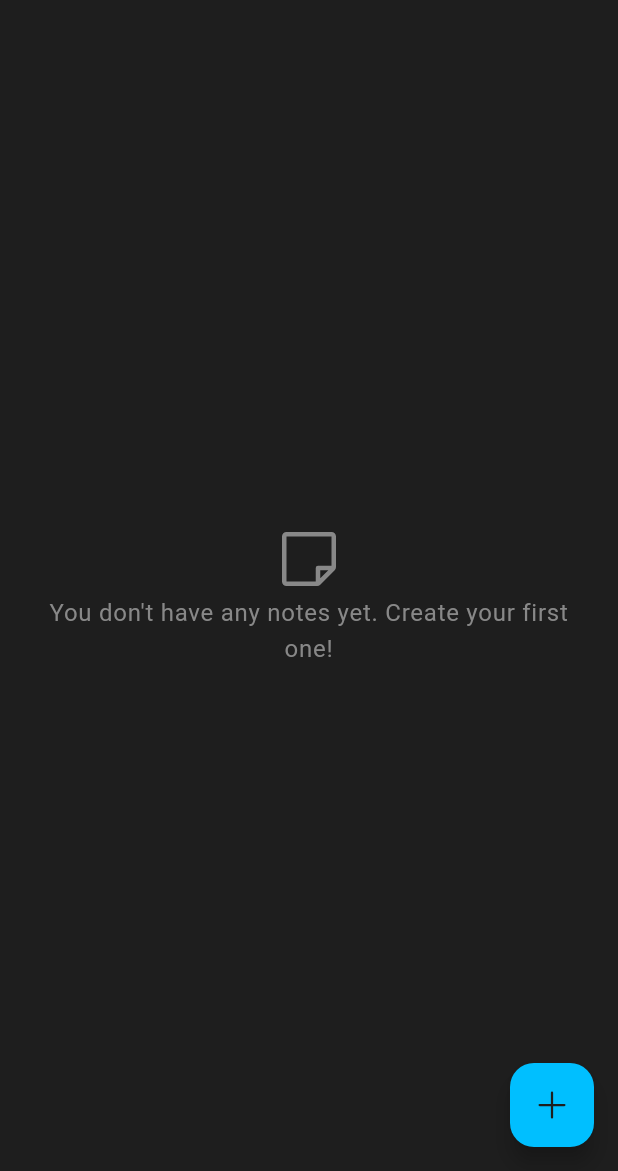
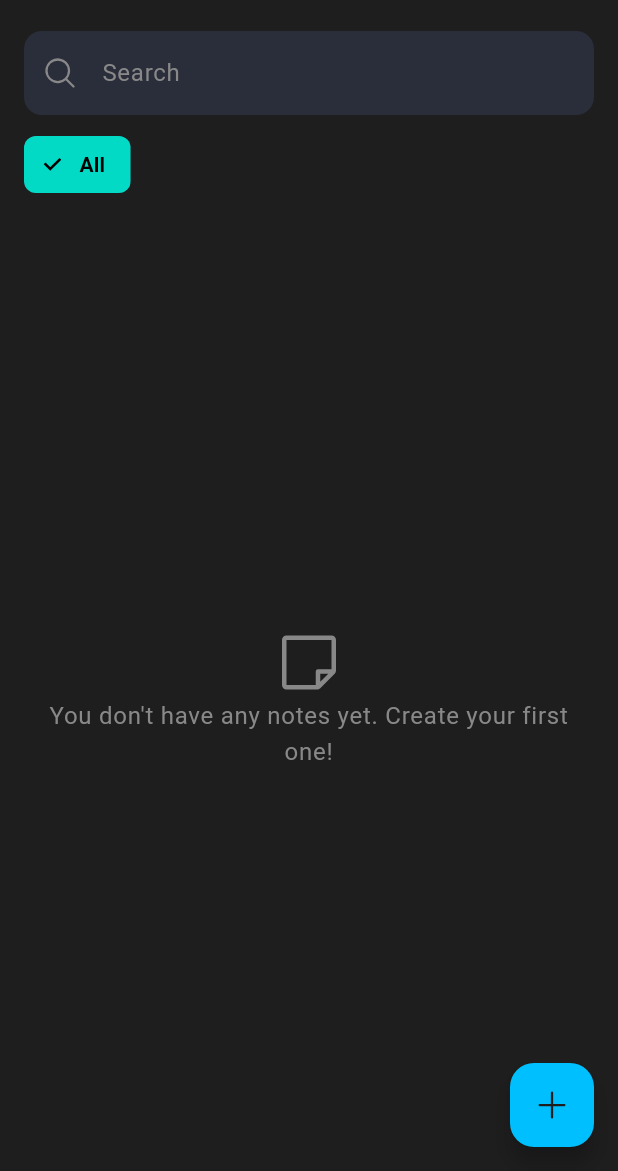
Before and after one commit to MatviiU/dev_jot, a Flutter app: the screen it shows once a user with an empty profile is signed in, on a phone screen of 412 x 824 dp, the part 65-1236 px from its top. Run offline on Flutter 3.47's test engine with Material 3 defaults, Android fonts, the phone set to English and light mode, and no system bars; our stand-ins replace cloud_firestore, equatable, firebase_auth, firebase_core, flutter_bloc, get_it and 3 more; accounts and stored records are empty; generated files the repository leaves out were written again.

Commit message:
feat(notes): complete core features with search and filtering

```diff
--- a/lib/features/notes/presentation/bloc/notes_event.dart
+++ b/lib/features/notes/presentation/bloc/notes_event.dart
@@ -10,7 +10,7 @@ sealed class NotesEvent extends Equatable {
 final class LoadNotes extends NotesEvent {}
 
 final class NotesUpdated extends NotesEvent {
-  const NotesUpdated(this.notes);
+  const NotesUpdated({required this.notes});
 
   final List<Note> notes;
 
@@ -42,6 +42,24 @@ final class UpdateNoteRequested extends NotesEvent {
   List<Object?> get props => [note];
 }
 
+final class TagSelected extends NotesEvent {
+  const TagSelected(this.tag);
+
+  final String? tag;
+
+  @override
+  List<Object?> get props => [tag];
+}
+
+final class SearchQueryChanged extends NotesEvent {
+  const SearchQueryChanged(this.query);
+
+  final String query;
+
+  @override
+  List<Object?> get props => [query];
+}
+
 final class DeleteNoteRequested extends NotesEvent {
   const DeleteNoteRequested(this.noteId);
 
--- a/lib/features/notes/presentation/bloc/notes_state.dart
+++ b/lib/features/notes/presentation/bloc/notes_state.dart
@@ -12,12 +12,35 @@ final class NotesInitial extends NotesState {}
 final class NotesLoading extends NotesState {}
 
 final class NotesLoaded extends NotesState {
-  const NotesLoaded(this.notes);
+  const NotesLoaded({
+    this.notes = const [],
+    this.filteredNotes = const [],
+    this.searchQuery = '',
+    this.selectedTag,
+  });
 
   final List<Note> notes;
+  final List<Note> filteredNotes;
+  final String searchQuery;
+  final String? selectedTag;
+
+  NotesLoaded copyWith({
+    List<Note>? notes,
+    List<Note>? filteredNotes,
+    String? searchQuery,
+    String? selectedTag,
+    bool clearSelectedTag = false,
+  }) {
+    return NotesLoaded(
+      notes: notes ?? this.notes,
+      filteredNotes: filteredNotes ?? this.filteredNotes,
+      searchQuery: searchQuery ?? this.searchQuery,
+      selectedTag: clearSelectedTag ? null : selectedTag ?? this.selectedTag,
+    );
+  }
 
   @override
-  List<Object?> get props => [notes];
+  List<Object?> get props => [notes, searchQuery, filteredNotes, selectedTag];
 }
 
 final class NotesFailure extends NotesState {
--- a/lib/features/notes/presentation/screens/home_screen.dart
+++ b/lib/features/notes/presentation/screens/home_screen.dart
@@ -1,6 +1,7 @@
 import 'package:dev_jot/core/theme/app_theme.dart';
 import 'package:dev_jot/features/app/screen_names.dart';
 import 'package:dev_jot/features/app/widgets/failure_screen.dart';
+import 'package:dev_jot/features/app/widgets/gap.dart';
 import 'package:dev_jot/features/app/widgets/splash_screen.dart';
 import 'package:dev_jot/features/auth/presentation/bloc/auth_bloc.dart';
 import 'package:dev_jot/features/notes/presentation/bloc/notes_bloc.dart';
@@ -19,11 +20,20 @@ class HomeScreen extends StatefulWidget {
 }
 
 class _HomeScreenState extends State<HomeScreen> {
+  late TextEditingController _searchController;
+
   @override
   void initState() {
     super.initState();
 
+    _searchController = TextEditingController();
     context.read<NotesBloc>().add(LoadNotes());
+  }
+
+  @override
+  void dispose() {
+    _searchController.dispose();
+    super.dispose();
   }
 
   @override
@@ -53,18 +63,94 @@ class _HomeScreenState extends State<HomeScreen> {
           ),
         ],
       ),
-      body: Padding(
-        padding: const EdgeInsets.symmetric(horizontal: 16),
-        child: BlocBuilder<NotesBloc, NotesState>(
+      body: BlocBuilder<NotesBloc, NotesState>(
         builder: (context, state) {
           return switch (state) {
             NotesInitial() || NotesLoading() => const SplashScreen(),
-              NotesLoaded(notes: final notes) =>
-                notes.isEmpty ? const EmptyNotes() : NoteList(notes: notes),
+            NotesLoaded() => Builder(
+              builder: (context) {
+                final uniqueTags = state.notes
+                    .expand((note) => note.tags)
+                    .toSet()
+                    .toList();
+                return Column(
+                  children: [
+                    Padding(
+                      padding: const EdgeInsets.symmetric(
+                        horizontal: 16,
+                        vertical: 8,
+                      ),
+                      child: TextFormField(
+                        controller: _searchController,
+                        decoration: InputDecoration(
+                          hintText: 'Search',
+                          prefixIcon: PhosphorIcon(
+                            PhosphorIcons.magnifyingGlass(
+                              PhosphorIconsStyle.regular,
+                            ),
+                            color: appTheme.hintText,
+                          ),
+                        ),
+                        onChanged: (query) {
+                          context.read<NotesBloc>().add(
+                            SearchQueryChanged(query),
+                          );
+                        },
+                      ),
+                    ),
+                    SizedBox(
+                      height: 50,
+                      child: ListView.builder(
+                        scrollDirection: Axis.horizontal,
+                        padding: const EdgeInsets.symmetric(horizontal: 16),
+                        itemCount: uniqueTags.length + 1,
+                        itemBuilder: (context, index) {
+                          if (index == 0) {
+                            return Padding(
+                              padding: const EdgeInsets.only(right: 8),
+                              child: FilterChip(
+                                label: const Text('All'),
+                                selected: state.selectedTag == null,
+                                onSelected: (value) {
+                                  context.read<NotesBloc>().add(
+                                    const TagSelected(null),
+                                  );
+                                },
+                              ),
+                            );
+                          }
+                          final tag = uniqueTags[index - 1];
+                          return Padding(
+                            padding: const EdgeInsets.only(right: 8.0),
+                            child: FilterChip(
+                              label: Text(tag),
+                              selected: state.selectedTag == tag,
+                              onSelected: (isSelected) {
+                                context.read<NotesBloc>().add(
+                                  TagSelected(isSelected ? tag : null),
+                                );
+                              },
+                            ),
+                          );
+                        },
+                      ),
+                    ),
+                    const Gap(height: 16,),
+                    Expanded(
+                      child: Padding(
+                        padding: const EdgeInsets.symmetric(horizontal: 16),
+                        child: state.filteredNotes.isEmpty
+                            ? const EmptyNotes()
+                            : NoteList(notes: state.filteredNotes),
+                      ),
+                    ),
+                  ],
+                );
+              },
+            ),
             NotesFailure() => const FailureScreen(),
           };
         },
-        ),
       ),
       floatingActionButton: FloatingActionButton(
         onPressed: () => context.pushNamed(ScreenNames.addEditNote),
```
Also changed, not shown: lib/features/notes/presentation/bloc/notes_bloc.dart (+91 -2 lines), lib/features/notes/presentation/screens/add_edit_note_screen.dart (+4 -4 lines), lib/features/notes/presentation/widgets/note_list_item.dart (+7 -0 lines). Lines whose indentation alone changed are shown as unchanged.
